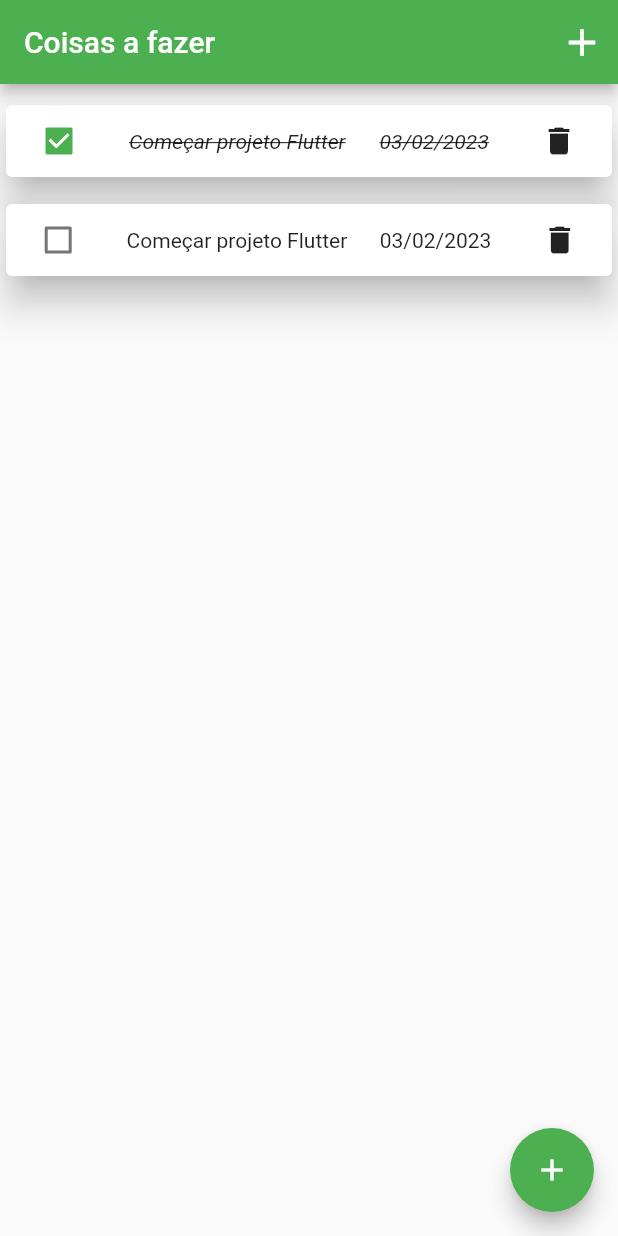
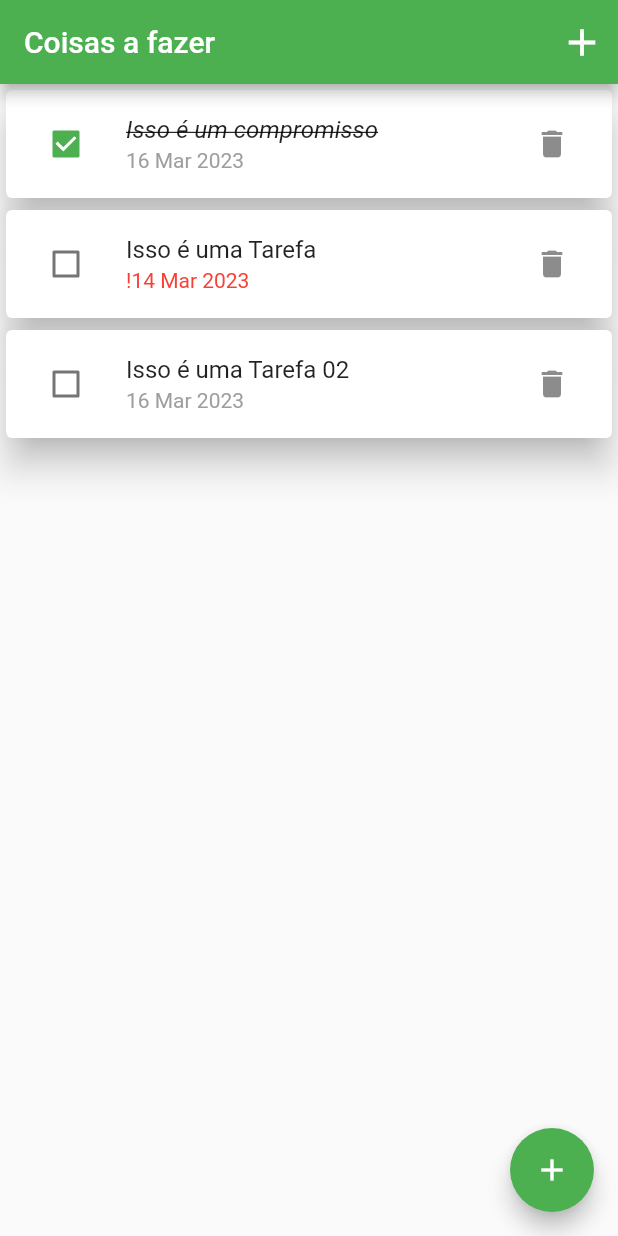
Before and after one commit to LucasWMedeiros/ToDoList, a Flutter app: the screen it shows after launch, on a phone screen of 412 x 824 dp. Run offline on Flutter 3.47's test engine with Material 2 defaults, Android fonts, the phone set to English and light mode, and no system bars.

Commit message:
criando e configurando lista de itens

```diff
--- /dev/null
+++ b/lib/components/itens_list.dart
@@ -0,0 +1,56 @@
+import 'package:flutter/material.dart';
+import 'package:intl/intl.dart';
+import 'package:todolist/model/item_model.dart';
+
+class ItemsList extends StatelessWidget {
+  final List<ItemModel> itens;
+
+  ItemsList(this.itens);
+
+  bool? isChecked;
+  @override
+  Widget build(BuildContext context) {
+    return ListView.builder(
+      itemCount: itens.length,
+      itemBuilder: (ctx, index) {
+        final item = itens[index];
+        return Card(
+            elevation: 10,
+            child: ListTile(
+              leading: Checkbox(
+                value: item.completed,
+                onChanged: (value) {
+                  print(item.limiteDate);
+                },
+              ),
+              title: Text(
+                item.title,
+                style: TextStyle(
+                  fontStyle: item.completed ? FontStyle.italic : FontStyle.normal,
+                  decoration: item.completed ? TextDecoration.lineThrough : TextDecoration.none
+                ),
+              ),
+              subtitle: Text(
+                item.limiteDate != null
+                    ? item.limiteDate!.isBefore(
+                                DateTime.now().subtract(Duration(days: 1))) &&
+                            item.completed == false
+                        ? '!${DateFormat('dd MMM y').format(item.limiteDate!)}'
+                        : DateFormat('dd MMM y').format(item.limiteDate!)
+                    : 'Data indeterminada',
+                style: TextStyle(
+                    color: item.limiteDate!.isBefore(
+                                DateTime.now().subtract(Duration(days: 1))) &&
+                            item.completed == false
+                        ? Colors.red
+                        : Colors.grey),
+              ),
+              trailing: IconButton(
+                icon: Icon(Icons.delete),
+                onPressed: () {},
+              ),
+            ));
+      },
+    );
+  }
+}
--- a/lib/model/item_model.dart
+++ b/lib/model/item_model.dart
@@ -1,11 +1,11 @@
 class ItemModel {
   final String title;
   DateTime? limiteDate;
-  final bool completed;
+  bool completed;
 
   ItemModel({
     required this.title,
-    limiteDate,
+    this.limiteDate,
     this.completed = false,
   });
 }
--- a/lib/screen/Home_screen.dart
+++ b/lib/screen/Home_screen.dart
@@ -1,6 +1,9 @@
 // ignore_for_file: prefer_const_constructors
 
 import 'package:flutter/material.dart';
+import 'package:intl/intl.dart';
+import 'package:todolist/components/itens_list.dart';
+import 'package:todolist/model/item_model.dart';
 
 class HomeScreen extends StatefulWidget {
   HomeScreen({Key? key}) : super(key: key);
@@ -10,6 +13,22 @@ class HomeScreen extends StatefulWidget {
 }
 
 class _HomeScreenState extends State<HomeScreen> {
+  DateTime date = DateTime.now();
+  bool isChecked = false;
+  List<ItemModel> list = [
+    ItemModel(
+        title: 'Isso é um compromisso',
+        limiteDate: DateTime.now(),
+        completed: true),
+    ItemModel(
+        title: 'Isso é uma Tarefa',
+        limiteDate: DateTime.now().subtract(Duration(days: 2)),
+        completed: false),
+    ItemModel(
+        title: 'Isso é uma Tarefa 02',
+        limiteDate: DateTime.now(),
+        completed: false),
+  ];
 
   @override
   Widget build(BuildContext context) {
@@ -18,7 +37,9 @@ class _HomeScreenState extends State<HomeScreen> {
         title: const Text('Coisas a fazer'),
         actions: [
           IconButton(
-            onPressed: () {},
+            onPressed: () {
+              print(DateTime.now().subtract(Duration(days: 2)));
+            },
             icon: const Icon(
               Icons.add,
               size: 30,
@@ -26,59 +47,7 @@ class _HomeScreenState extends State<HomeScreen> {
           ),
         ],
       ),
-      body: Column(
-        children: [
-          Padding(
-            padding: const EdgeInsets.only(top: 10),
-            child: Card(
-              elevation: 10,
-              child: Row(
-                mainAxisAlignment: MainAxisAlignment.spaceAround,
-                children: [
-                  Checkbox(value: true, onChanged: (_) {}),
-                   Text(
-                    'Começar projeto Flutter',
-                    style: TextStyle(
-                        fontStyle: FontStyle.italic,
-                        decoration: TextDecoration.lineThrough),
-                  ),
-                  Text(
-                    '03/02/2023',
-                    style: TextStyle(
-                      fontStyle: FontStyle.italic,
-                      decoration: TextDecoration.lineThrough
-                    ),
-                  ),
-                  IconButton(
-                    onPressed: () {},
-                    icon: Icon(
-                      Icons.delete,
-                    ),
-                  )
-                ],
-              ),
-            ),
-          ),
-          Padding(
-            padding: const EdgeInsets.only(top: 10),
-            child: Card(
-              elevation: 10,
-              child: Row(
-                mainAxisAlignment: MainAxisAlignment.spaceAround,
-                children: [
-                  Checkbox(value: false, onChanged: (_) {}),
-                  Text('Começar projeto Flutter'),
-                  Text('03/02/2023'),
-                  IconButton(
-                    onPressed: () {},
-                    icon: Icon(Icons.delete),
-                  )
-                ],
-              ),
-            ),
-          ),
-        ],
-      ),
+      body: Container(child: ItemsList(list)),
       floatingActionButton: FloatingActionButton(
         isExtended: true,
         onPressed: () {},
@@ -93,3 +62,25 @@ class _HomeScreenState extends State<HomeScreen> {
     );
   }
 }
+
+// Padding(
+//             padding: const EdgeInsets.only(top: 10),
+//             child: Card(
+//               elevation: 10,
+//               child: Row(
+//                 mainAxisAlignment: MainAxisAlignment.spaceAround,
+//                 children: [
+//                   Checkbox(value: false, onChanged: (_) {}),
+//                   Text('Terminar Projeto Flutter'),
+//                   Text(
+//                     'Data indeterminada',
+//                     style: TextStyle(fontSize: 10),
+//                   ),
+//                   IconButton(
+//                     onPressed: () {},
+//                     icon: Icon(Icons.delete),
+//                   )
+//                 ],
+//               ),
+//             ),
+//           ),
--- a/pubspec.yaml
+++ b/pubspec.yaml
@@ -36,6 +36,7 @@ dependencies:
   # The following adds the Cupertino Icons font to your application.
   # Use with the CupertinoIcons class for iOS style icons.
   cupertino_icons: ^1.0.2
+  intl: ^0.17.0
 
 dev_dependencies:
   flutter_test:
```
Also changed, not shown: pubspec.lock.
